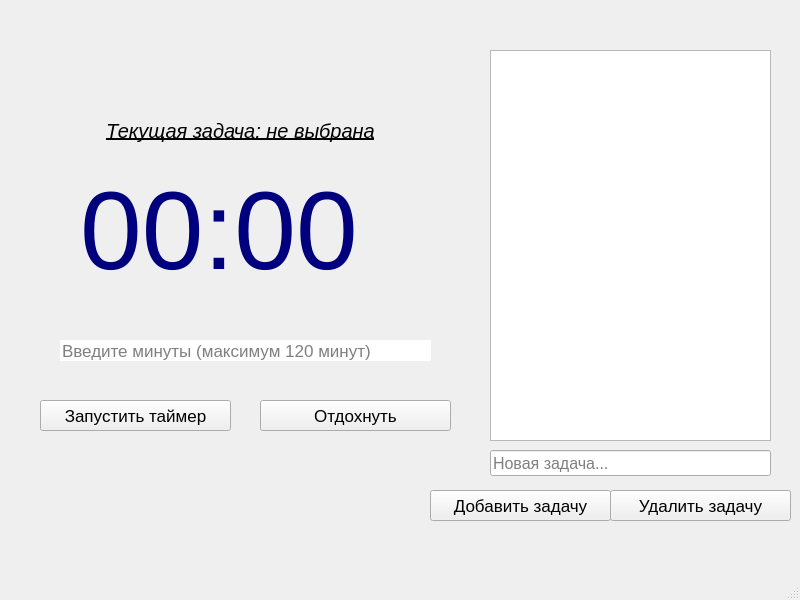
Above: FocusIntegral/mainwindow.ui from aenagle/FocusIntegral before the change. Below: the same form after it.
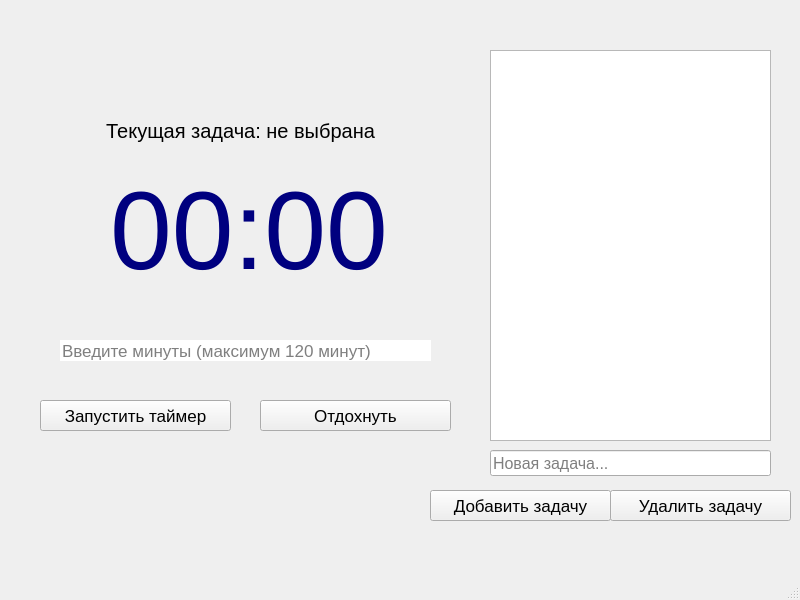
That is the form after the change.

```diff
--- a/FocusIntegral/mainwindow.ui
+++ b/FocusIntegral/mainwindow.ui
@@ -100,7 +100,7 @@
    <widget class="QLabel" name="label">
     <property name="geometry">
      <rect>
-      <x>80</x>
+      <x>110</x>
       <y>130</y>
       <width>351</width>
       <height>201</height>
@@ -222,8 +222,8 @@
     <property name="font">
      <font>
       <pointsize>15</pointsize>
-      <italic>true</italic>
-      <underline>true</underline>
+      <italic>false</italic>
+      <underline>false</underline>
      </font>
     </property>
     <property name="text">
```
